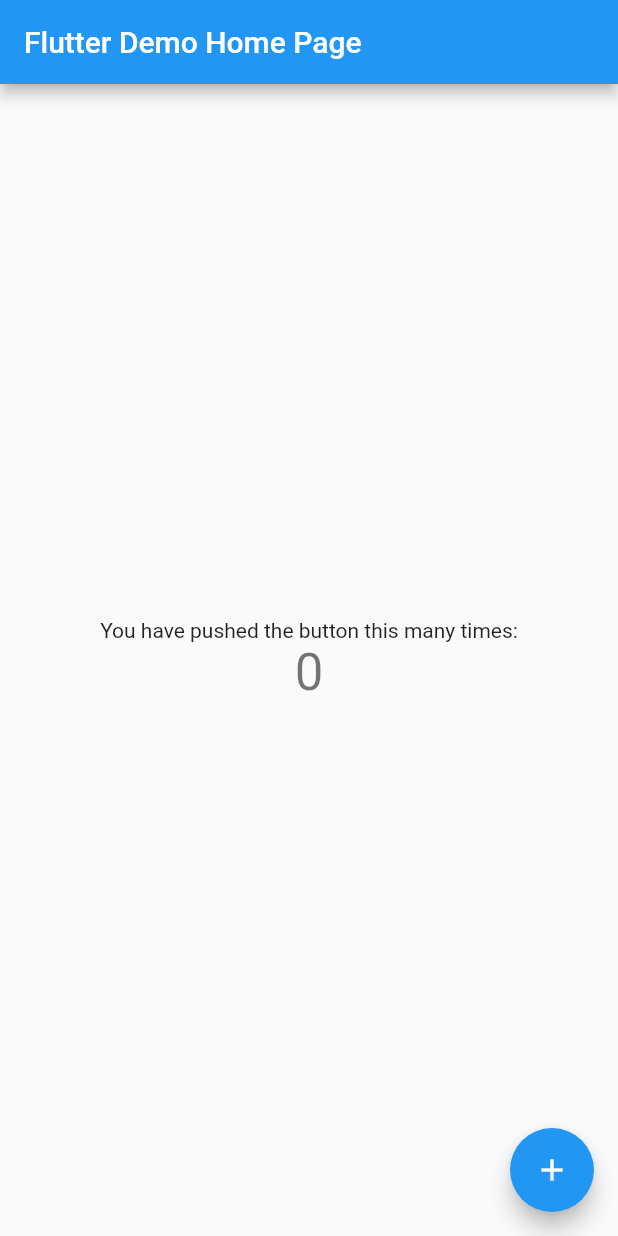
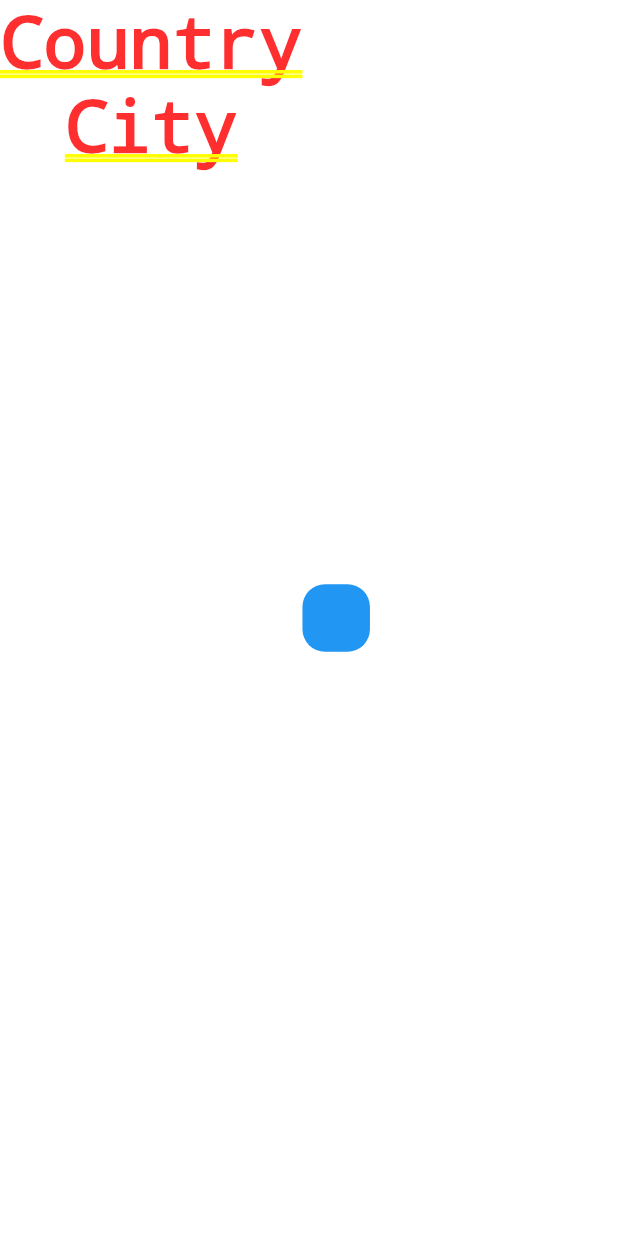
Before and after one commit to GitRockie/farmee, a Flutter app: the screen it shows after launch, on a phone screen of 412 x 824 dp. Run offline on Flutter 3.47's test engine with Material 2 defaults, Android fonts, the phone set to English and light mode, and no system bars.

Commit message:
Start Main Farms
Colors add
Works on home

```diff
--- /dev/null
+++ b/lib/home/main_farms_page.dart
@@ -0,0 +1,29 @@
+import 'package:flutter/material.dart';
+
+class MainFarmsPage extends StatelessWidget {
+  const MainFarmsPage({super.key});
+
+  @override
+  Widget build(BuildContext context) {
+    return Container(
+      child: Container(
+        child: Row(
+          children: [
+            Column(
+              children: [
+                Text('Country'),
+                Text('City'),
+              ],
+            ),
+            Container(
+              width: 45,
+              height: 45,
+              decoration: BoxDecoration(
+                  borderRadius: BorderRadius.circular(15), color: Colors.blue),
+            )
+          ],
+        ),
+      ),
+    );
+  }
+}
--- a/lib/main.dart
+++ b/lib/main.dart
@@ -1,3 +1,4 @@
+import 'package:farmee_app/home/main_farms_page.dart';
 import 'package:flutter/material.dart';
 
 void main() {
@@ -11,35 +12,18 @@
   @override
   Widget build(BuildContext context) {
     return MaterialApp(
+      debugShowCheckedModeBanner: false,
       title: 'Flutter Demo',
       theme: ThemeData(
-        // This is the theme of your application.
-        //
-        // Try running your application with "flutter run". You'll see the
-        // application has a blue toolbar. Then, without quitting the app, try
-        // changing the primarySwatch below to Colors.green and then invoke
-        // "hot reload" (press "r" in the console where you ran "flutter run",
-        // or simply save your changes to "hot reload" in a Flutter IDE).
-        // Notice that the counter didn't reset back to zero; the application
-        // is not restarted.
         primarySwatch: Colors.blue,
       ),
-      home: const MyHomePage(title: 'Flutter Demo Home Page'),
+      home: const MainFarmsPage(),
     );
   }
 }
 
 class MyHomePage extends StatefulWidget {
   const MyHomePage({super.key, required this.title});
-
-  // This widget is the home page of your application. It is stateful, meaning
-  // that it has a State object (defined below) that contains fields that affect
-  // how it looks.
-
-  // This class is the configuration for the state. It holds the values (in this
-  // case the title) provided by the parent (in this case the App widget) and
-  // used by the build method of the State. Fields in a Widget subclass are
-  // always marked "final".
 
   final String title;
 
@@ -52,23 +36,12 @@
 
   void _incrementCounter() {
     setState(() {
-      // This call to setState tells the Flutter framework that something has
-      // changed in this State, which causes it to rerun the build method below
-      // so that the display can reflect the updated values. If we changed
-      // _counter without calling setState(), then the build method would not be
-      // called again, and so nothing would appear to happen.
       _counter++;
     });
   }
 
   @override
   Widget build(BuildContext context) {
-    // This method is rerun every time setState is called, for instance as done
-    // by the _incrementCounter method above.
-    //
-    // The Flutter framework has been optimized to make rerunning build methods
-    // fast, so that you can just rebuild anything that needs updating rather
-    // than having to individually change instances of widgets.
     return Scaffold(
       appBar: AppBar(
         // Here we take the value from the MyHomePage object that was created by
```
Also changed, not shown: lib/utils/colors.dart (added, +14 -0 lines).
